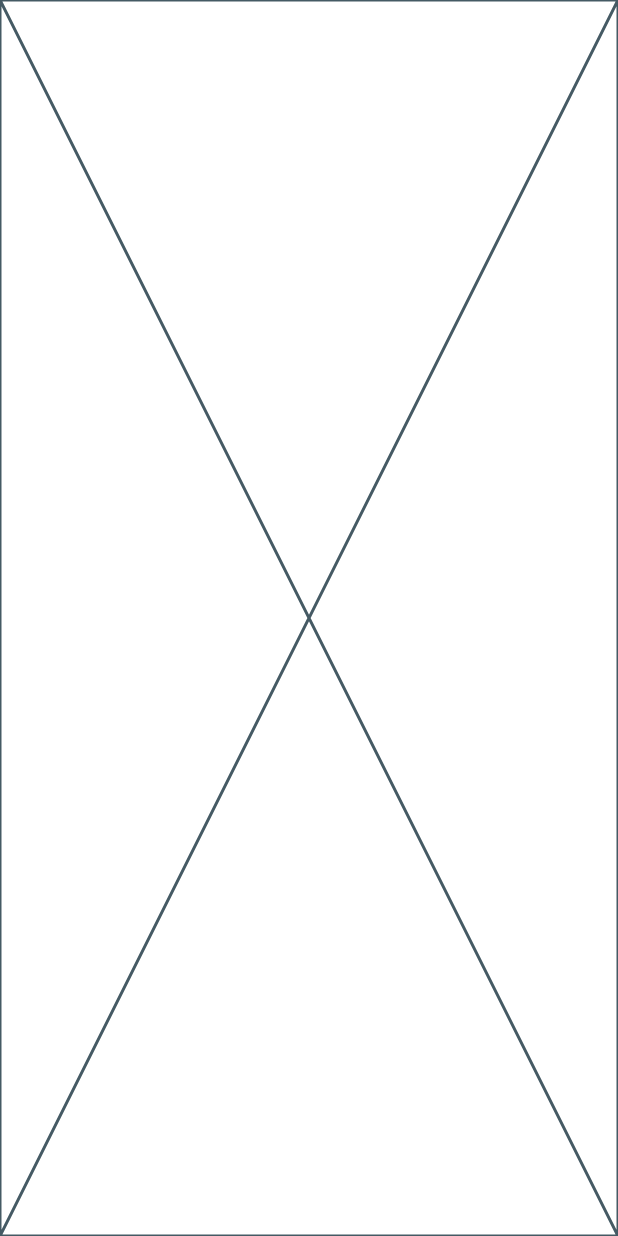
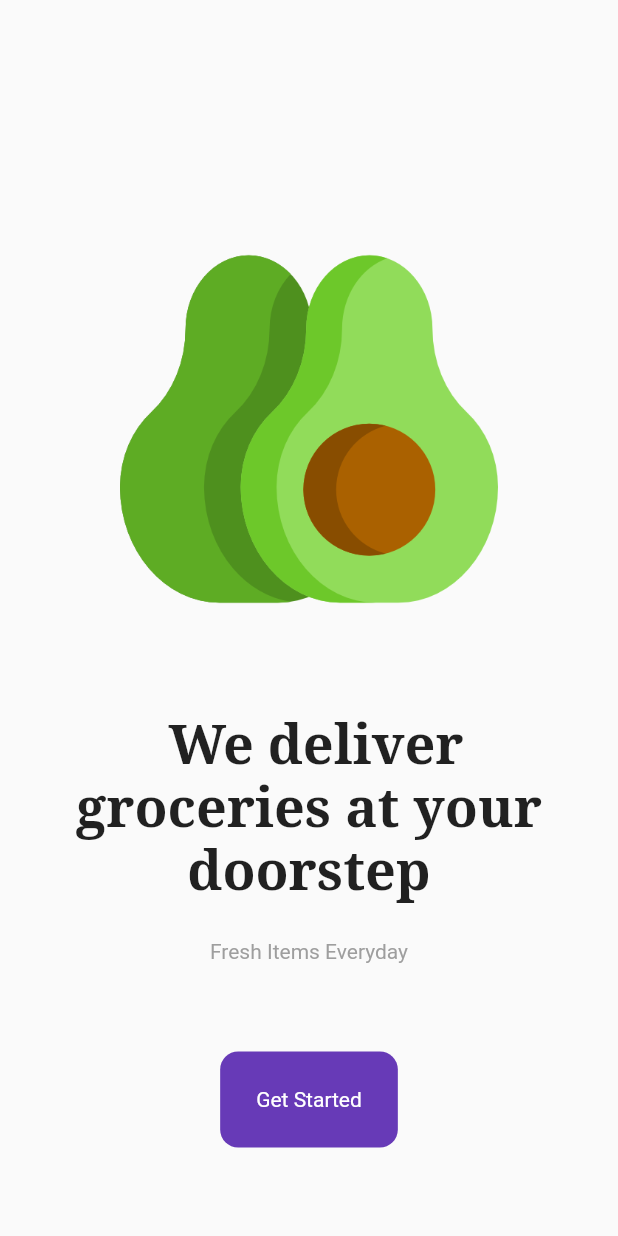
Before and after one commit to yugojyoti/grocery_apps_flutter, a Flutter app: the screen it shows after launch, on a phone screen of 412 x 824 dp. Run offline on Flutter 3.47's test engine with Material 2 defaults, Android fonts, the phone set to English and light mode, and no system bars; our stand-ins replace google_fonts.

Commit message:
introduction page done

```diff
--- a/lib/pages/intro_page.dart
+++ b/lib/pages/intro_page.dart
@@ -1,11 +1,65 @@
+import 'package:flutter/material.dart';
 import 'package:flutter/src/widgets/framework.dart';
 import 'package:flutter/src/widgets/placeholder.dart';
+import 'package:google_fonts/google_fonts.dart';
+import 'package:grocery_apps_ui/pages/homepage.dart';
 
 class IntroPage extends StatelessWidget {
   const IntroPage({super.key});
 
   @override
   Widget build(BuildContext context) {
-    return const Placeholder();
+    return Scaffold(
+      body: Column(
+        children: [
+          //todo logo
+          Padding(
+            padding: const EdgeInsets.only(
+                left: 80.0, right: 80, bottom: 40, top: 160),
+            child: Image.asset("lib/images/avocado.png"),
+          ),
+          //todo we deliver groceries at your doorstep
+          Padding(
+            padding: const EdgeInsets.all(24.0),
+            child: Text(
+              " We deliver groceries at your doorstep",
+              style: GoogleFonts.notoSerif(
+                  fontSize: 36, fontWeight: FontWeight.bold),
+              textAlign: TextAlign.center,
+            ),
+          ),
+
+          // todo fresh items everyday
+          Text(
+            "Fresh Items Everyday",
+            style: TextStyle(color: Colors.grey),
+          ),
+          Spacer(),
+
+          //todo start button
+          GestureDetector(
+            onTap: () {
+              Navigator.pushReplacement(
+                context,
+                MaterialPageRoute(
+                  builder: (context) => Homepage(),
+                ),
+              );
+            },
+            child: Container(
+              decoration: BoxDecoration(
+                  color: Colors.deepPurple,
+                  borderRadius: BorderRadius.circular(12)),
+              padding: EdgeInsets.all(24),
+              child: Text(
+                "Get Started",
+                style: TextStyle(color: Colors.white),
+              ),
+            ),
+          ),
+          Spacer()
+        ],
+      ),
+    );
   }
 }
```
Also changed, not shown: lib/pages/homepage.dart (added, +32 -0 lines), pubspec.yaml (+6 -14 lines), pubspec.lock, 1 other file.
